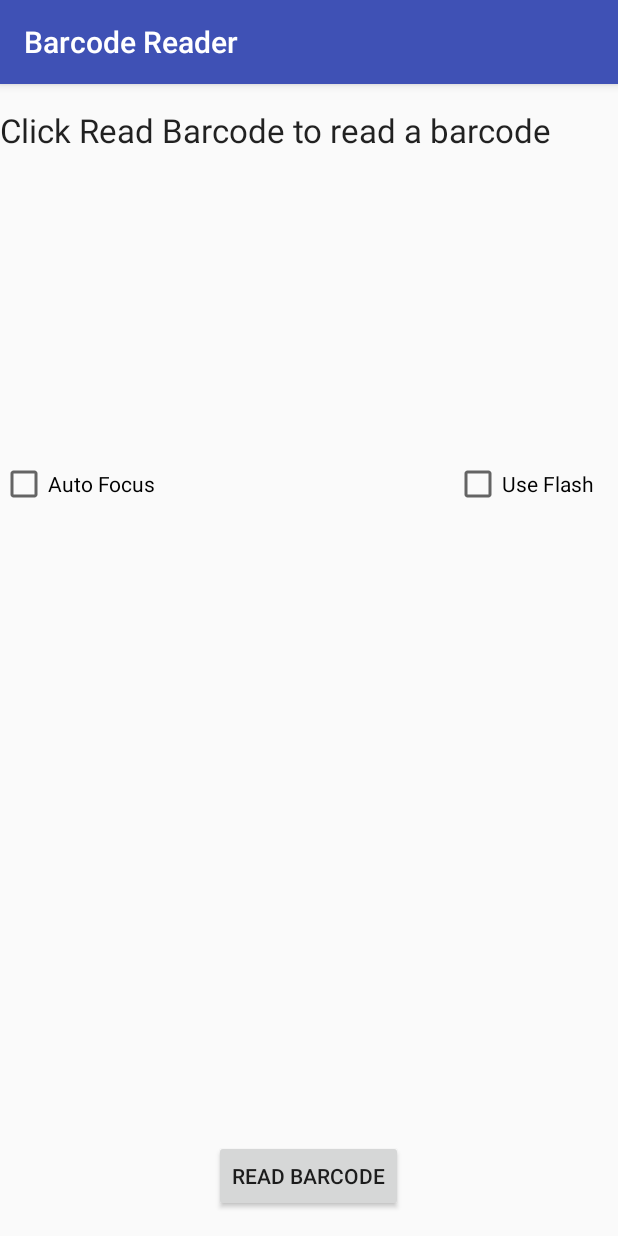
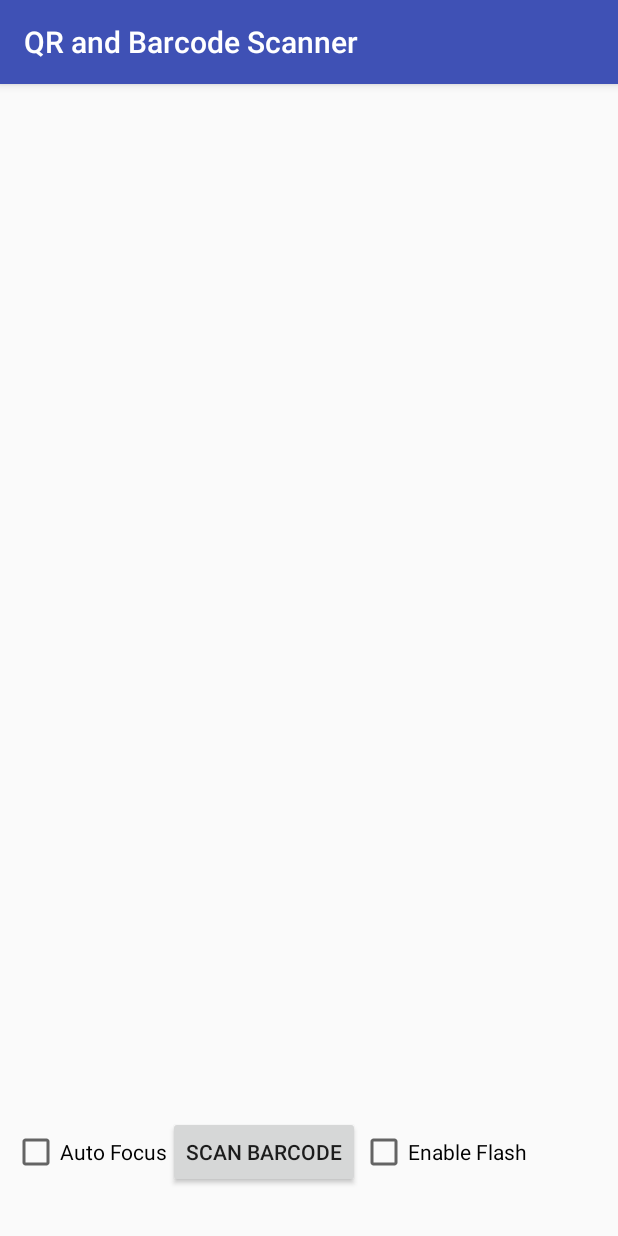
Before and after one commit to shashi693/Barcode, an Android app: the screen it shows after launch (MainActivity), on a phone screen of 412 x 824 dp. Run offline under Robolectric (Android 15) with nearby library versions, the phone set to English and light mode, and no system bars.

Commit message:
padding
padding

```diff
--- a/BarcodeReader/app/build.gradle
+++ b/BarcodeReader/app/build.gradle
@@ -1,12 +1,12 @@
 apply plugin: 'com.android.application'
 
 android {
-    compileSdkVersion 26
+    compileSdkVersion 27
     buildToolsVersion "26.0.2"
     defaultConfig {
         applicationId "com.avenueinfotech.barcodereader"
         minSdkVersion 15
-        targetSdkVersion 26
+        targetSdkVersion 27
         versionCode 1
         versionName "1.0"
         testInstrumentationRunner "android.support.test.runner.AndroidJUnitRunner"
@@ -21,11 +21,11 @@ android {
 
 dependencies {
     implementation fileTree(dir: 'libs', include: ['*.jar'])
-    implementation 'com.android.support:appcompat-v7:26.0.2'
+    implementation 'com.android.support:appcompat-v7:27.0.1'
     implementation 'com.android.support.constraint:constraint-layout:1.0.2'
     testImplementation 'junit:junit:4.12'
     androidTestImplementation 'com.android.support.test:runner:1.0.1'
     androidTestImplementation 'com.android.support.test.espresso:espresso-core:3.0.1'
     implementation 'com.google.android.gms:play-services-vision:11.0.4'
-    implementation 'com.android.support:design:26.0.2'
+    implementation 'com.android.support:design:27.0.1'
 }
--- a/BarcodeReader/app/src/main/java/com/avenueinfotech/barcodereader/ui/camera/CameraSource.java
+++ b/BarcodeReader/app/src/main/java/com/avenueinfotech/barcodereader/ui/camera/CameraSource.java
@@ -137,7 +137,7 @@ public class CameraSource {
 
     // These values may be requested by the caller.  Due to hardware limitations, we may need to
     // select close, but not exactly the same values for these.
-    private float mRequestedFps = 30.0f;
+    private float mRequestedFps = 20.0f;
     private int mRequestedPreviewWidth = 1024;
     private int mRequestedPreviewHeight = 768;
 
--- a/BarcodeReader/app/src/main/java/com/avenueinfotech/barcodereader/ui/camera/CameraSourcePreview.java
+++ b/BarcodeReader/app/src/main/java/com/avenueinfotech/barcodereader/ui/camera/CameraSourcePreview.java
@@ -120,8 +120,8 @@ public class CameraSourcePreview extends ViewGroup {
 
     @Override
     protected void onLayout(boolean changed, int left, int top, int right, int bottom) {
-        int width = 320;
-        int height = 240;
+        int width = 270;
+        int height = 200;
         if (mCameraSource != null) {
             Size size = mCameraSource.getPreviewSize();
             if (size != null) {
--- a/BarcodeReader/app/src/main/res/layout/activity_main.xml
+++ b/BarcodeReader/app/src/main/res/layout/activity_main.xml
@@ -10,54 +10,60 @@
     tools:context="com.avenueinfotech.barcodereader.MainActivity">
 
     <TextView
+        android:id="@+id/status_message"
         android:layout_width="match_parent"
         android:layout_height="wrap_content"
-        android:textAppearance="?android:attr/textAppearanceLarge"
-        android:text="@string/barcode_header"
-        android:id="@+id/status_message"
+        android:layout_alignLeft="@+id/linearLayout3"
+        android:layout_alignParentEnd="true"
         android:layout_alignParentRight="true"
-        android:layout_alignParentEnd="true"
-        android:layout_centerHorizontal="true" />
+        android:layout_alignStart="@+id/linearLayout3"
+        android:padding="@dimen/activity_vertical_margin"
+        android:textAppearance="?android:attr/textAppearanceLarge" />
 
     <TextView
         android:layout_width="wrap_content"
         android:layout_height="wrap_content"
         android:textAppearance="?android:attr/textAppearanceLarge"
         android:id="@+id/barcode_value"
-        android:layout_below="@+id/status_message"
-        android:layout_alignParentLeft="true"
-        android:layout_alignParentStart="true"
+        android:layout_centerHorizontal="true"
         android:layout_marginTop="110dp"
-        android:layout_alignRight="@+id/status_message"
-        android:layout_alignEnd="@+id/status_message" />
+         />
 
-    <Button
-        android:layout_width="wrap_content"
+    <LinearLayout
+        android:layout_width="match_parent"
         android:layout_height="wrap_content"
-        android:text="@string/read_barcode"
-        android:id="@+id/read_barcode"
+        android:layout_marginBottom="@dimen/activity_vertical_margin"
         android:layout_alignParentBottom="true"
-        android:layout_centerHorizontal="true" />
+        android:layout_centerHorizontal="true"
+        android:id="@+id/linearLayout3">
 
-    <CheckBox
-        android:layout_width="wrap_content"
-        android:layout_height="wrap_content"
-        android:text="@string/auto_focus"
-        android:id="@+id/auto_focus"
-        android:layout_below="@+id/barcode_value"
-        android:layout_alignParentLeft="true"
-        android:layout_alignParentStart="true"
-        android:layout_marginTop="66dp"
-        android:checked="false" />
+
+        <CheckBox
+            android:id="@+id/auto_focus"
+            android:layout_width="wrap_content"
+            android:layout_height="wrap_content"
+            android:layout_alignParentLeft="true"
+            android:layout_alignParentStart="true"
+            android:checked="false"
+            android:text="@string/auto_focus" />
+
+        <Button
+            android:layout_width="wrap_content"
+            android:layout_height="wrap_content"
+            android:text="@string/read_barcode"
+            android:id="@+id/read_barcode"
+            android:layout_alignParentBottom="true"
+            android:layout_centerHorizontal="true" />
 
     <CheckBox
         android:layout_width="wrap_content"
         android:layout_height="wrap_content"
         android:text="@string/use_flash"
         android:id="@+id/use_flash"
-        android:layout_alignTop="@+id/auto_focus"
         android:layout_alignParentRight="true"
         android:layout_alignParentEnd="true"
         android:checked="false" />
 
+    </LinearLayout>
+
 </RelativeLayout>
--- a/BarcodeReader/app/src/main/res/layout/barcode_capture.xml
+++ b/BarcodeReader/app/src/main/res/layout/barcode_capture.xml
@@ -3,6 +3,7 @@
     android:id="@+id/topLayout"
     android:orientation="vertical" android:layout_width="match_parent"
     android:layout_height="match_parent"
+    android:padding="24dp"
     android:keepScreenOn="true">
 
     <com.avenueinfotech.barcodereader.ui.camera.CameraSourcePreview
--- a/BarcodeReader/app/src/main/res/values/strings.xml
+++ b/BarcodeReader/app/src/main/res/values/strings.xml
@@ -1,15 +1,15 @@
 <resources>
-    <string name="app_name">Barcode Reader</string>
+    <string name="app_name">QR and Barcode Scanner</string>
     <string name="ok">OK</string>
     <string name="permission_camera_rationale">Access to the camera is needed for detection</string>
     <string name="no_camera_permission">This application cannot run because it does not have the camera permission.  The application will now exit.</string>
     <string name="low_storage_error">Face detector dependencies cannot be downloaded due to low device storage</string>
     <string name="title_activity_main">Barcode Reader Sample</string>
     <string name="barcode_header">Click &quot;Read Barcode&quot; to read a barcode</string>
-    <string name="read_barcode">Read Barcode</string>
+    <string name="read_barcode">Scan Barcode</string>
     <string name="auto_focus">Auto Focus</string>
-    <string name="use_flash">Use Flash</string>
-    <string name="barcode_success">Barcode read successfully</string>
-    <string name="barcode_failure">No barcode captured</string>
+    <string name="use_flash">Enable Flash</string>
+    <string name="barcode_success">Barcode successfully scanned</string>
+    <string name="barcode_failure">Barcode Invalid</string>
     <string name="barcode_error">"Error reading barcode: %1$s"</string>
 </resources>
```
Also changed, not shown: BarcodeReader/app/src/main/java/com/avenueinfotech/barcodereader/BarcodeGraphicTracker.java (+1 -6 lines).
